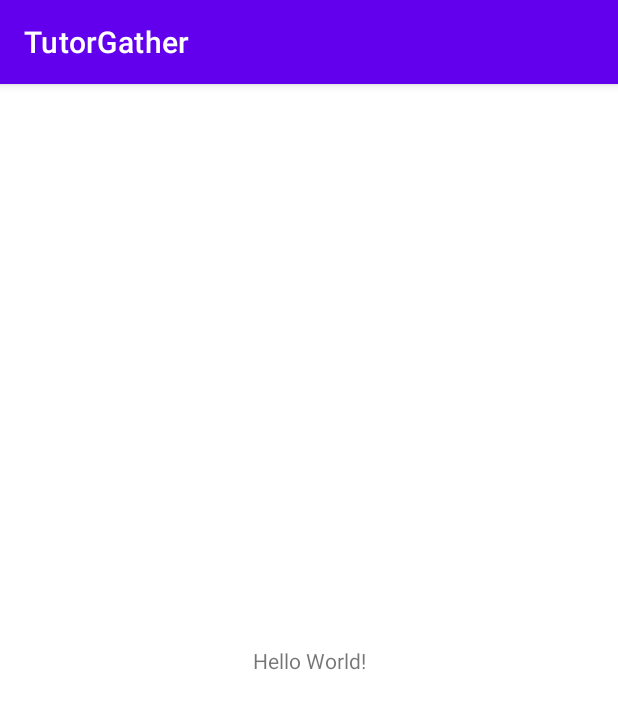
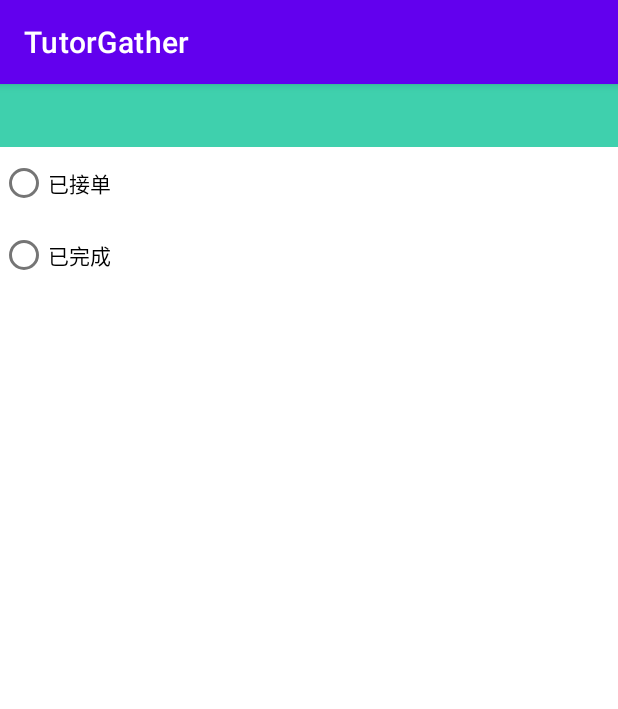
Before and after one commit to android-app-development-course/2021autumn-A8-TutorGather, an Android app: the screen it shows after launch (MainActivity), on a phone screen of 412 x 824 dp. Shown: the top 709 px of the screen. Run offline under Robolectric (Android 15) with nearby library versions, the phone set to English and light mode, and no system bars.

Commit message:
Order_UI_Design

```diff
--- a/TutorGather/app/src/main/java/com/example/tutorgather/MainActivity.kt
+++ b/TutorGather/app/src/main/java/com/example/tutorgather/MainActivity.kt
@@ -6,6 +6,6 @@ import android.os.Bundle
 class MainActivity : AppCompatActivity() {
     override fun onCreate(savedInstanceState: Bundle?) {
         super.onCreate(savedInstanceState)
-        setContentView(R.layout.activity_main)
+        setContentView(R.layout.order_student)
     }
 }
--- a/TutorGather/app/src/main/res/layout/activity_main.xml
+++ /dev/null
@@ -1,18 +0,0 @@
-<?xml version="1.0" encoding="utf-8"?>
-<androidx.constraintlayout.widget.ConstraintLayout xmlns:android="http://schemas.android.com/apk/res/android"
-    xmlns:app="http://schemas.android.com/apk/res-auto"
-    xmlns:tools="http://schemas.android.com/tools"
-    android:layout_width="match_parent"
-    android:layout_height="match_parent"
-    tools:context=".MainActivity">
-
-    <TextView
-        android:layout_width="wrap_content"
-        android:layout_height="wrap_content"
-        android:text="Hello World!"
-        app:layout_constraintBottom_toBottomOf="parent"
-        app:layout_constraintLeft_toLeftOf="parent"
-        app:layout_constraintRight_toRightOf="parent"
-        app:layout_constraintTop_toTopOf="parent" />
-
-</androidx.constraintlayout.widget.ConstraintLayout>
--- /dev/null
+++ b/TutorGather/app/src/main/res/layout/order_student.xml
@@ -0,0 +1,59 @@
+<?xml version="1.0" encoding="utf-8"?>
+<LinearLayout xmlns:android="http://schemas.android.com/apk/res/android"
+    xmlns:app="http://schemas.android.com/apk/res-auto"
+    xmlns:tools="http://schemas.android.com/tools"
+    android:layout_width="match_parent"
+    android:layout_height="match_parent"
+    tools:context=".MainActivity"
+    android:layout_gravity="center_vertical"
+    android:orientation="vertical"
+    >
+
+
+    <TextView
+        android:id="@+id/tv_title"
+        android:layout_width="match_parent"
+        android:layout_height="42dp"
+        android:layout_marginHorizontal="0dp"
+        android:background="@color/app_color_theme_5"
+        android:ellipsize="end"
+        android:gravity="center"
+        android:maxLines="10"
+        android:textColor="@color/black"
+        android:textSize="22sp"
+        app:layout_constraintBottom_toBottomOf="parent"
+        app:layout_constraintEnd_toStartOf="parent"
+        app:layout_constraintStart_toEndOf="parent"
+        app:layout_constraintTop_toTopOf="parent"
+        tools:text="订单管理" />
+
+    <LinearLayout
+        android:layout_width="311dp"
+        android:layout_height="wrap_content"
+        android:orientation="vertical">
+        <RadioButton
+            android:id="@+id/Accept"
+            android:layout_width="324dp"
+            android:layout_height="wrap_content"
+            android:text="已接单"
+            android:textColor="@color/black" />
+
+        <RadioButton
+            android:id="@+id/Complete"
+            android:layout_width="323dp"
+            android:layout_height="wrap_content"
+            android:text="已完成" />
+    </LinearLayout>
+
+    <ScrollView
+        android:layout_width="match_parent"
+        android:layout_height="match_parent">
+
+        <LinearLayout
+            android:layout_width="match_parent"
+            android:layout_height="wrap_content"
+            android:orientation="vertical" />
+    </ScrollView>
+
+
+</LinearLayout>
--- /dev/null
+++ b/TutorGather/app/src/main/res/values/dimens.xml
@@ -0,0 +1,4 @@
+<?xml version="1.0" encoding="utf-8"?>
+<resources>
+    <dimen name="title_bar_height">40dp</dimen>
+</resources>
```
Also changed, not shown: TutorGather/app/src/main/res/layout/order_teacher.xml (added, +65 -0 lines), TutorGather/app/src/main/res/values/colors.xml (+52 -0 lines), TutorGather/app/src/main/res/values/strings.xml (+44 -0 lines), TutorGather/app/src/main/res/drawable-v24/person.png (added).
